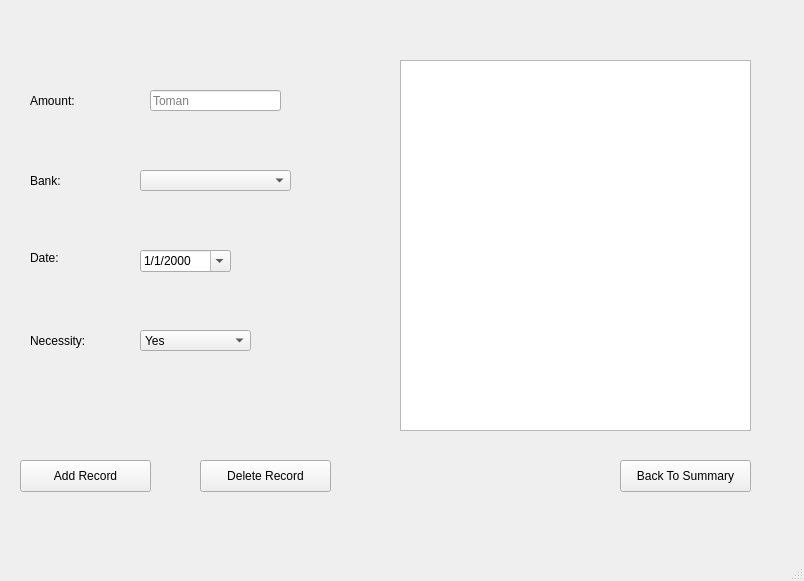
This is form.ui in Devel-ash/Expense-tracker as Qt 5 draws it before an edit. The edited form follows.
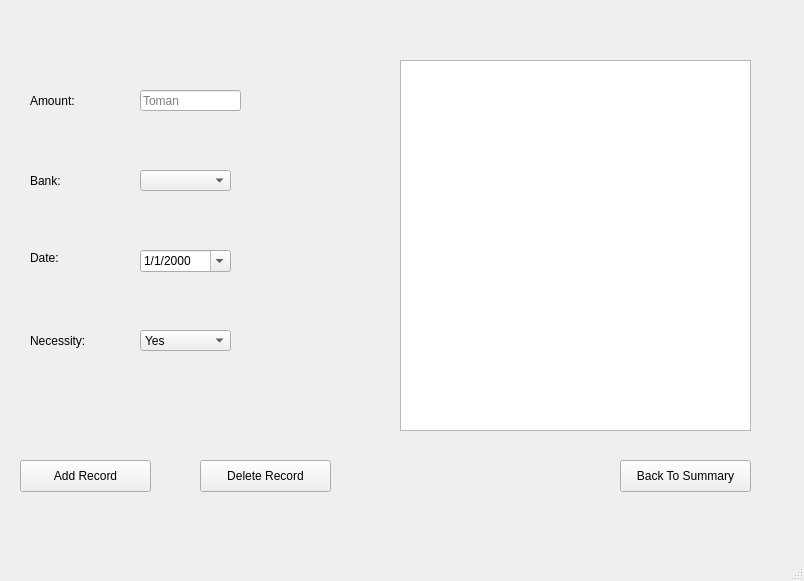
This is the edited form. The open tabs and pages were chosen to show the change.

Diff of the .ui file:
```diff
--- a/form.ui
+++ b/form.ui
@@ -100,7 +100,7 @@
        <rect>
         <x>140</x>
         <y>170</y>
-        <width>151</width>
+        <width>91</width>
         <height>21</height>
        </rect>
       </property>
@@ -111,9 +111,9 @@
      <widget class="QLineEdit" name="amount_entry_field">
       <property name="geometry">
        <rect>
-        <x>150</x>
+        <x>140</x>
         <y>90</y>
-        <width>131</width>
+        <width>101</width>
         <height>21</height>
        </rect>
       </property>
@@ -158,7 +158,7 @@
        <rect>
         <x>140</x>
         <y>330</y>
-        <width>111</width>
+        <width>91</width>
         <height>21</height>
        </rect>
       </property>
```
